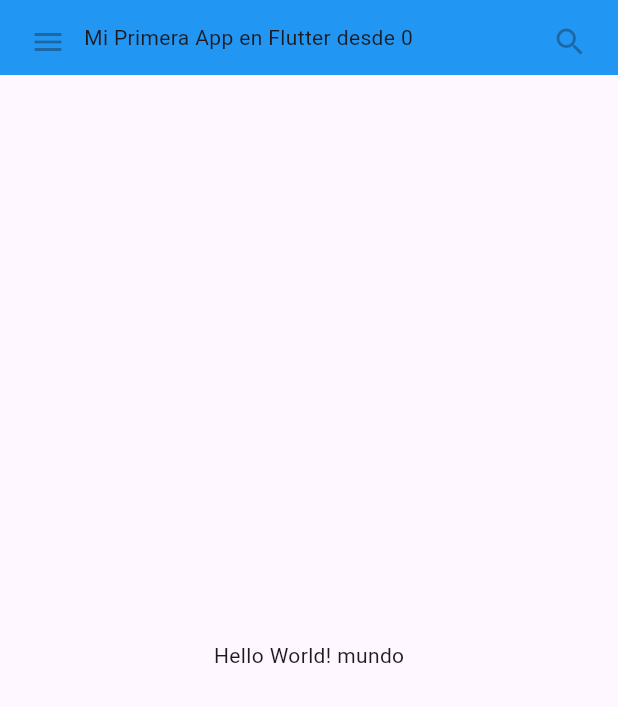
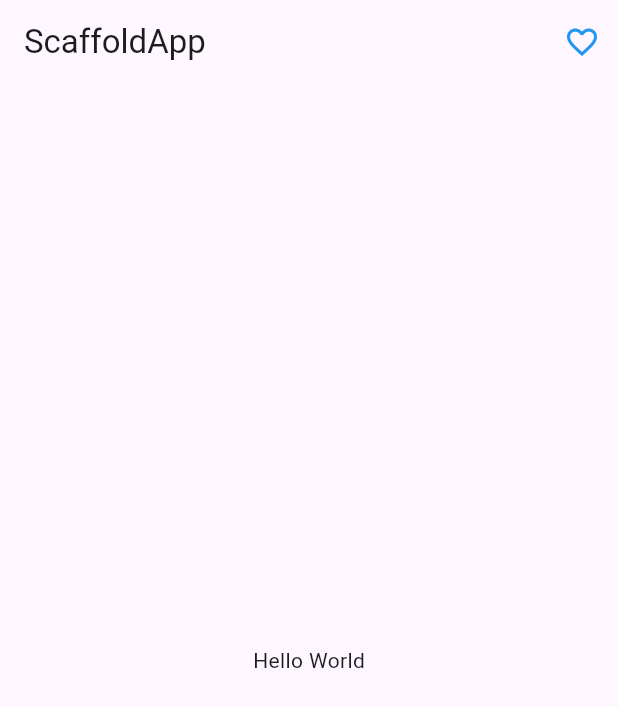
Before and after one commit to miusarname2/flutter_exp_idx, a Flutter app: the screen it shows after launch, on a phone screen of 412 x 824 dp. Shown: the top 707 px of the screen. Run offline on Flutter 3.47's test engine with Material 3 defaults, Android fonts, the phone set to English and light mode, and no system bars.

Commit message:
feat: :sparkles: An Appbar with status changes was created.

```diff
--- a/lib/main.dart
+++ b/lib/main.dart
@@ -1,46 +1,60 @@
 import 'package:flutter/material.dart';
 
 void main() {
-  runApp(const MaterialApp(
-      home: SafeArea(
-    child: MyHelloWorldApp(),
-  ),
-  debugShowCheckedModeBanner: false,
-  debugShowMaterialGrid: false,
-  )
-  );
+  runApp(MyApp());
 }
 
-class MyHelloWorldApp extends StatelessWidget {
-  const MyHelloWorldApp({super.key});
+class MyApp extends StatelessWidget {
+  @override
+  Widget build(BuildContext context) {
+    return MaterialApp(
+      title: "ScaffoldApp",
+      home: MyHomePage(title: "ScaffoldApp"),
+      debugShowCheckedModeBanner: false,
+    );
+  }
+}
+
+class MyHomePage extends StatefulWidget {
+  MyHomePage({Key? key, this.title}) : super(key: key);
+
+  final String? title;
+
+  @override
+  _MyHomePageState createState() => _MyHomePageState();
+}
+
+class _MyHomePageState extends State<MyHomePage> {
+  Icon _heart = Icon(Icons.favorite_border, color: Colors.blue);
+  bool _isLike = false;
+
+   void liked() {
+      setState(() {
+        if (_isLike) {
+          _heart = Icon(Icons.favorite_border, color: Colors.blueAccent);
+          _isLike = !_isLike;
+        } else {
+          _heart = Icon(Icons.favorite, color: Colors.red);
+          _isLike = !_isLike;
+        }
+      });
+  }
 
   @override
   Widget build(BuildContext context) {
-    return Material(
-        child: Column(
-      children: [
-        Container(
-          height: 50,
-          padding: const EdgeInsets.all(8),
-          decoration: const BoxDecoration(color: Colors.blue),
-          child: const Row(
-            children: [
-              IconButton(
-                  onPressed: null,
-                  icon: Icon(Icons.menu),
-                  tooltip: 'Este Boton te ayudara a navegar'),
-              Expanded(child: Text('Mi Primera App en Flutter desde 0')),
-              IconButton(onPressed: null, icon: Icon(Icons.search))
-            ],
+    return Scaffold(
+      appBar: AppBar(
+        title: Text(widget.title!),
+        actions: [
+          IconButton(
+            icon: _heart,
+            onPressed: (){liked();},
           ),
-        ),
-        const Expanded(
-            child: Center(
-                child: Text(
-          'Hello World! mundo',
-          textDirection: TextDirection.ltr,
-        )))
-      ],
-    ));
+        ],
+      ),
+      body: Center(
+        child: Text("Hello World"),
+      ),
+    );
   }
 }
```
